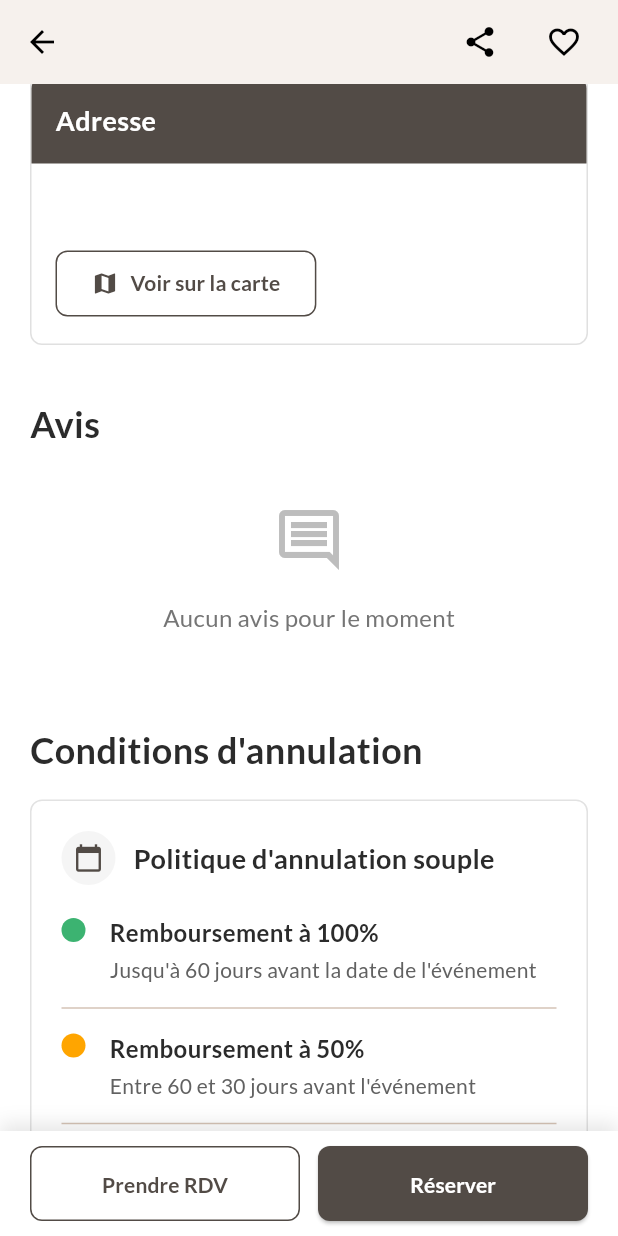
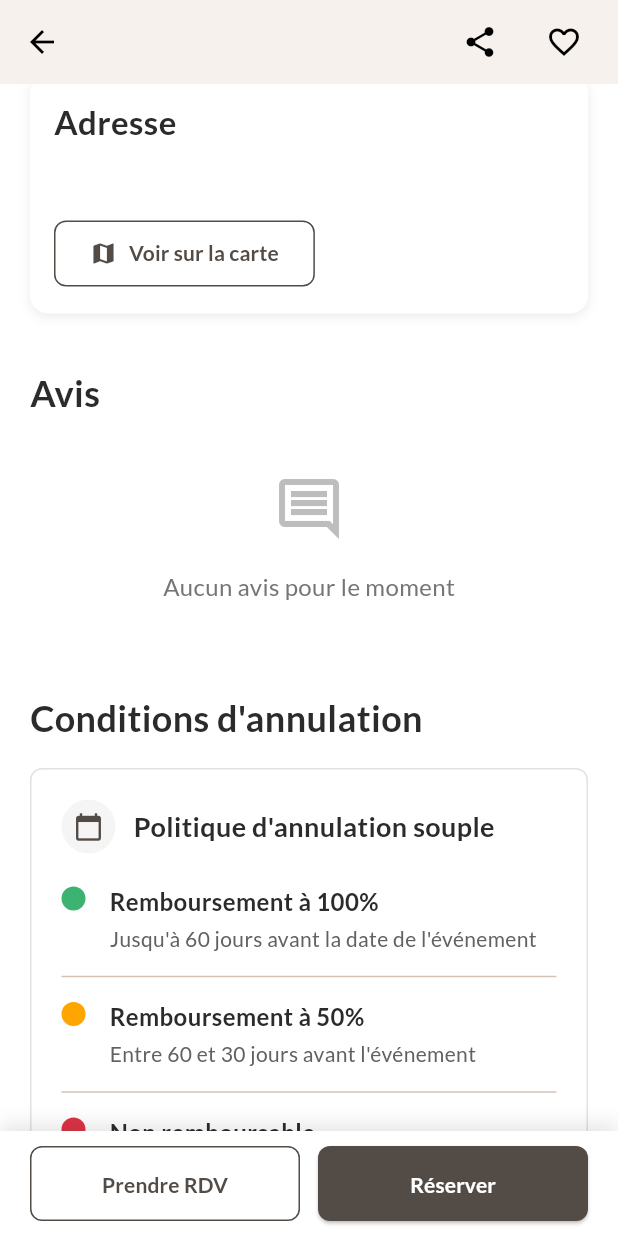
Before and after one commit to Nicocoooooo/Mariable, a Flutter app: the PrestaireDetailScreen screen opened directly with empty values, scrolled down 1728 dp, on a phone screen of 412 x 824 dp. Run offline on Flutter 3.47's test engine with Material 3 defaults, Android fonts, the phone set to English and light mode, and no system bars; our stand-ins replace cached_network_image, equatable, go_router, google_fonts, logger, supabase_flutter; accounts and stored records are empty; network calls fail.

Commit message:
modification du widget adresse

```diff
--- a/lib/DetailsScreen/PrestaireDetailScreen.dart
+++ b/lib/DetailsScreen/PrestaireDetailScreen.dart
@@ -2589,44 +2589,41 @@ void _showFormulaCalculator(Map<String, dynamic> formula) {
     },
   );
 }
+
+
   Widget buildLocationWidget(String address) {
     return Container(
       margin: const EdgeInsets.symmetric(horizontal: 20, vertical: 16),
       decoration: BoxDecoration(
         color: Colors.white,
-      borderRadius: BorderRadius.circular(8),
-      border: Border.all(color: Colors.grey.shade300),
+        borderRadius: BorderRadius.circular(12),
+        boxShadow: [
+          BoxShadow(
+            color: Colors.black.withOpacity(0.08),
+            blurRadius: 6,
+            offset: const Offset(0, 2),
+          ),
+        ],
       ),
       child: Column(
         crossAxisAlignment: CrossAxisAlignment.start,
         children: [
-        // En-tête avec titre (comme pour les formules)
-        Container(
-          padding: const EdgeInsets.all(16),
-          decoration: const BoxDecoration(
-            color: Color(0xFF524B46),
-            borderRadius: BorderRadius.only(
-              topLeft: Radius.circular(8),
-              topRight: Radius.circular(8),
-            ),
-          ),
-          child: Row(
-            mainAxisAlignment: MainAxisAlignment.spaceBetween,
-            children: [
-              const Text(
+          // Titre "Adresse"
+          Padding(
+            padding: const EdgeInsets.fromLTRB(16, 16, 16, 8),
+            child: Text(
               "Adresse",
-                style: TextStyle(
-                  fontWeight: FontWeight.bold,
-                  fontSize: 18,
-                  color: Colors.white,
-                ),
-              ),
-            ],
-          ),
-        ),
+              style: const TextStyle(
+                fontSize: 22,
+                fontWeight: FontWeight.bold,
+                color: Color(0xFF2B2B2B),
+              ),
+            ),
+          ),
+
           // Contenu (adresse)
           Padding(
-          padding: const EdgeInsets.all(16),
+            padding: const EdgeInsets.fromLTRB(16, 0, 16, 16),
             child: Text(
               address,
               style: TextStyle(
@@ -2636,7 +2633,8 @@ Widget buildLocationWidget(String address) {
               ),
             ),
           ),
-        // Bouton au même style que "Choisir cette formule"
+
+          // Bouton "Voir sur la carte"
           Padding(
             padding: const EdgeInsets.fromLTRB(16, 0, 16, 16),
             child: OutlinedButton.icon(
```
Lines whose indentation alone changed are shown as unchanged.
